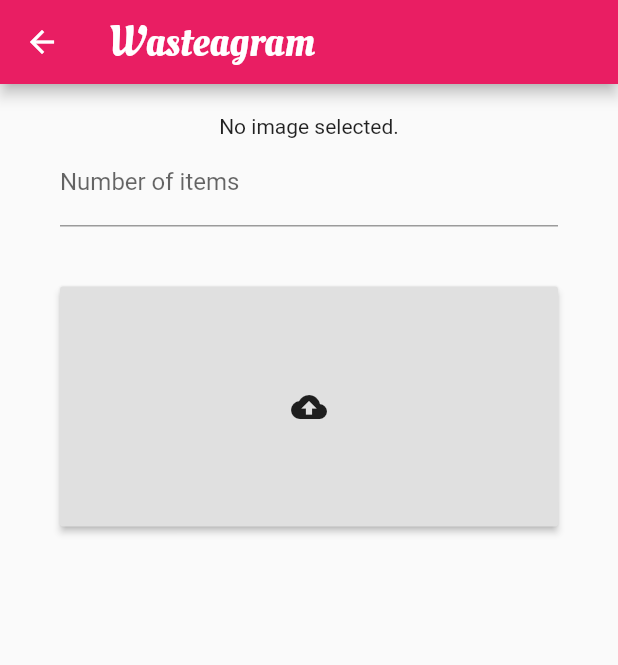
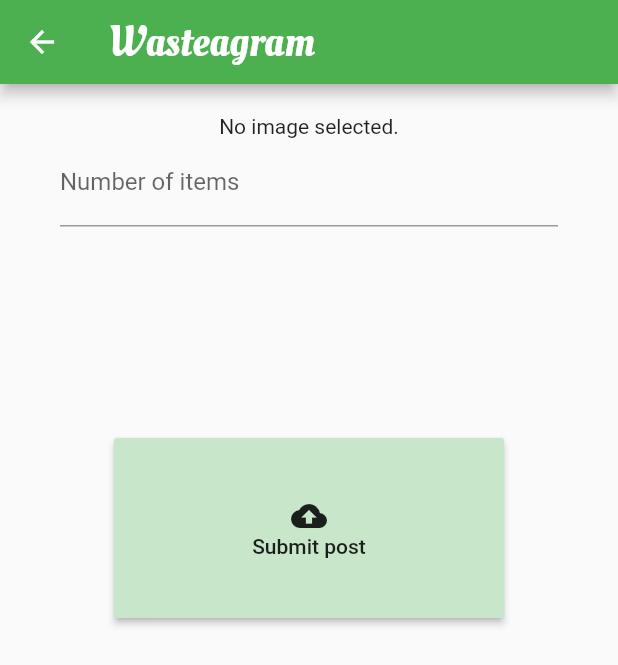
Before and after one commit to MJGrant/granaman-wasteagram, a Flutter app: the screen it shows after launch, after a tap on the "add" icon, on a phone screen of 412 x 824 dp. Shown: the top 665 px of the screen. Run offline on Flutter 3.47's test engine with Material 2 defaults, Android fonts, the phone set to English and light mode, and no system bars; our stand-ins replace cloud_firestore, firebase_storage, image_picker, location, transparent_image; accounts and stored records are empty.

Commit message:
Changed app theme to green, fixed the way the submit button would pop down a bit when form is invalid

```diff
--- a/wasteagram/lib/main.dart
+++ b/wasteagram/lib/main.dart
@@ -28,7 +28,7 @@ class App extends StatelessWidget {
       routes: routes,
       title: 'Wasteagram',
       theme: ThemeData(
-        primarySwatch: Colors.pink,
+        primarySwatch: Colors.green,
       ),
       home: HomePage(),
     );
@@ -70,7 +70,8 @@ class _HomePageState extends State<HomePage> {
   Widget _buildListItem(BuildContext context, Post post) {
 
     return ListTile(
-      title: Row(children: [
+      title: Row(
+        children: [
           Expanded(
             child: Semantics(
               label:"Post title: ${post.date}",
@@ -80,15 +81,15 @@ class _HomePageState extends State<HomePage> {
               ),
             ),
           ),
-        Expanded(
-            child: Semantics(
+          Semantics(
             label: "Quantity: ${post.quantity.toString()}",
-              child: Text(
-                post.quantity.toString(),
+            child: Padding(
+              padding: EdgeInsets.all(8.0),
+              child: Text(post.quantity.toString(), style: Styles.mainQuantity),
             ),
           ),
+        ],
       ),
-      ]),
       subtitle: Text(Util.formatTimestamp(post.date)),
       onTap: () => onTapped(post),
     );
--- a/wasteagram/lib/screens/new_post.dart
+++ b/wasteagram/lib/screens/new_post.dart
@@ -57,11 +57,9 @@ class _AddEntryFormState extends State<AddEntryForm> {
         padding: const EdgeInsets.fromLTRB(40.0, 20.0, 40.0, 20.0),
         child: Column(
           crossAxisAlignment: CrossAxisAlignment.stretch,
-          mainAxisAlignment: MainAxisAlignment.center,
           children: [
             _imagePreview(),
             _quantityFormField(),
-            SizedBox(height: 40),
             _submitButton(),
           ]
         )
@@ -71,7 +69,6 @@ class _AddEntryFormState extends State<AddEntryForm> {
 
   Widget _imagePreview() {
     return Column(
-      mainAxisAlignment: MainAxisAlignment.start,
       crossAxisAlignment: CrossAxisAlignment.center,
       children: [
         image == null
@@ -82,7 +79,9 @@ class _AddEntryFormState extends State<AddEntryForm> {
   }
 
   Widget _quantityFormField() {
-    return TextFormField(
+    return Container(
+      height:200,
+      child: TextFormField(
         decoration: InputDecoration(labelText: 'Number of items'),
         keyboardType: TextInputType.number,
         inputFormatters: <TextInputFormatter>[
@@ -92,21 +91,32 @@ class _AddEntryFormState extends State<AddEntryForm> {
         onSaved: (value) {
           postEntryFields.quantity = value;
         }
+      ),
     );
   }
 
 
   Widget _submitButton() {
-    return SizedBox(
-      width: 300,
-      height: 160,
+    return Align(
+      alignment: Alignment.bottomCenter,
+      child: SizedBox(
+        width: 260,
+        height: 120,
         child: Semantics(
           label:"Submit post button",
           hint:"Submits a new post",
           child: RaisedButton(
-          color: Colors.grey[300],
+            color: Colors.green[100],
             onPressed: () => validateAndSave(context),
-          child: Icon(Icons.cloud_upload)),
+            child: Column(
+              mainAxisAlignment: MainAxisAlignment.center,
+              children: [
+                Icon(Icons.cloud_upload),
+                Text("Submit post"),
+              ]
+            ),
+          ),
+        ),
       ),
     );
   }
--- a/wasteagram/lib/styles.dart
+++ b/wasteagram/lib/styles.dart
@@ -24,4 +24,10 @@ class Styles {
         fontSize: 14,
         color: Colors.grey,
       );
+
+  static get mainQuantity =>
+      TextStyle(
+        fontSize: 20,
+        color: Colors.pink[200],
+      );
 }
```
Lines whose indentation alone changed are shown as unchanged.
